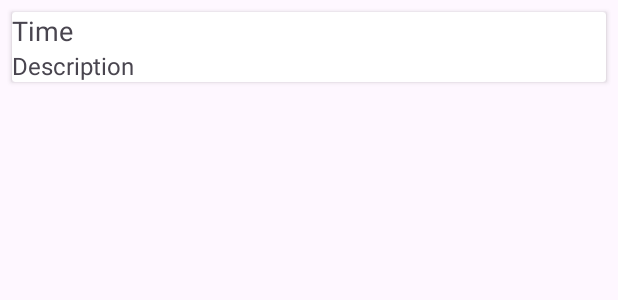
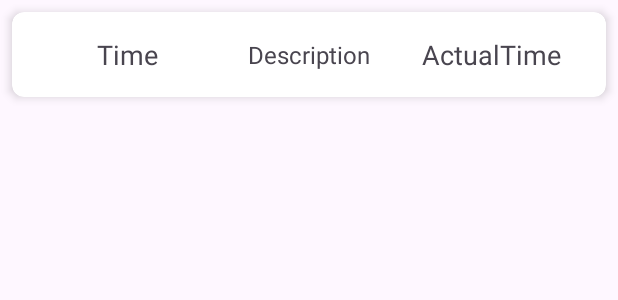
Before and after one commit to OmAmar106/Focus-Timer-Android-Application, an Android app built with Jetpack Compose: the layout item_history.xml on its own in the app's theme, with its tools: preview values and no code run, on a phone screen of 412 x 824 dp. Shown: the top 300 px of the screen. Run offline under Robolectric (Android 15) with nearby library versions, the phone set to English and light mode, and no system bars.

Commit message:
final update

```diff
--- a/app/src/main/res/layout/item_history.xml
+++ b/app/src/main/res/layout/item_history.xml
@@ -1,27 +1,44 @@
+<?xml version="1.0" encoding="utf-8"?>
 <androidx.cardview.widget.CardView xmlns:android="http://schemas.android.com/apk/res/android"
+    xmlns:app="http://schemas.android.com/apk/res-auto"
     android:layout_width="match_parent"
     android:layout_height="wrap_content"
     android:layout_margin="8dp"
-    android:padding="16dp"
-    android:elevation="4dp">
+    app:cardElevation="4dp"
+    app:cardCornerRadius="8dp">
 
     <LinearLayout
-        android:orientation="vertical"
         android:layout_width="match_parent"
-        android:layout_height="wrap_content">
+        android:layout_height="wrap_content"
+        android:gravity="center"
+        android:orientation="horizontal"
+        android:padding="16dp">
 
         <TextView
             android:id="@+id/historyTime"
-            android:layout_width="wrap_content"
+            android:layout_width="0dp"
             android:layout_height="wrap_content"
+            android:layout_weight="1"
             android:text="Time"
-            android:textSize="18sp" />
+            android:textSize="18sp"
+            android:gravity="center"/>
 
         <TextView
             android:id="@+id/historyDescription"
-            android:layout_width="wrap_content"
+            android:layout_width="0dp"
             android:layout_height="wrap_content"
+            android:layout_weight="1"
             android:text="Description"
-            android:textSize="16sp" />
+            android:textSize="16sp"
+            android:gravity="center" />
+
+        <TextView
+            android:id="@+id/actualTime"
+            android:layout_width="0dp"
+            android:layout_height="wrap_content"
+            android:layout_weight="1"
+            android:text="ActualTime"
+            android:textSize="18sp"
+            android:gravity="center"/>
     </LinearLayout>
 </androidx.cardview.widget.CardView>
```
Also changed, not shown: app/src/main/java/com/example/focustimerandroidapplication/HistoryActivity.kt (+21 -2 lines).
